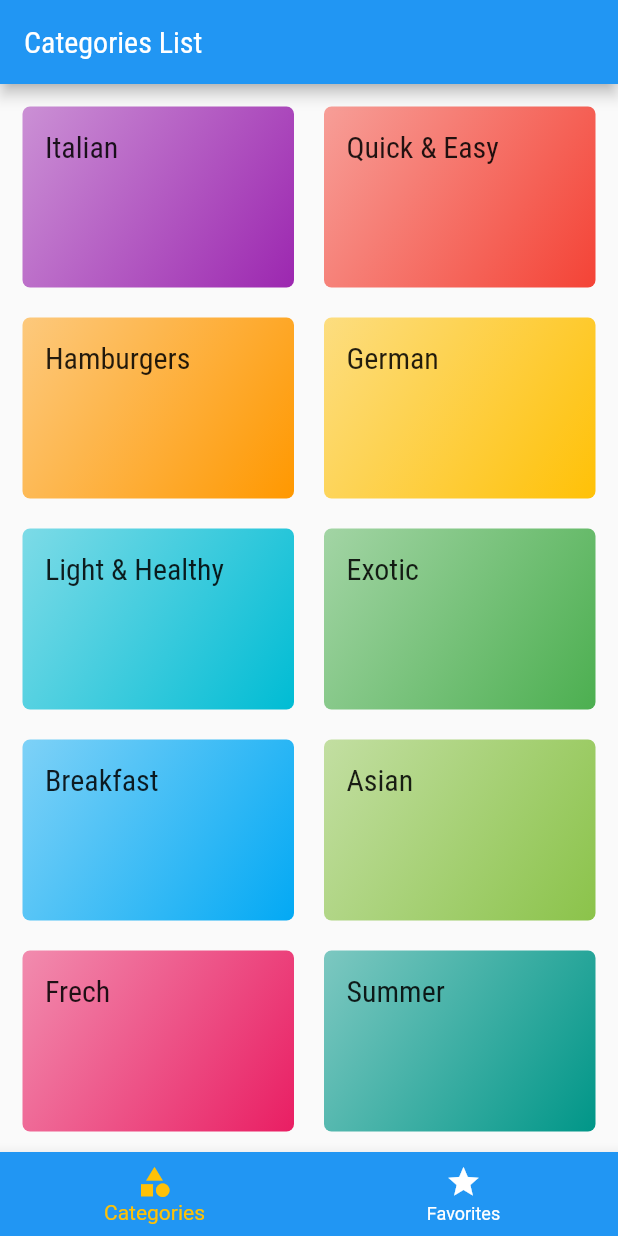
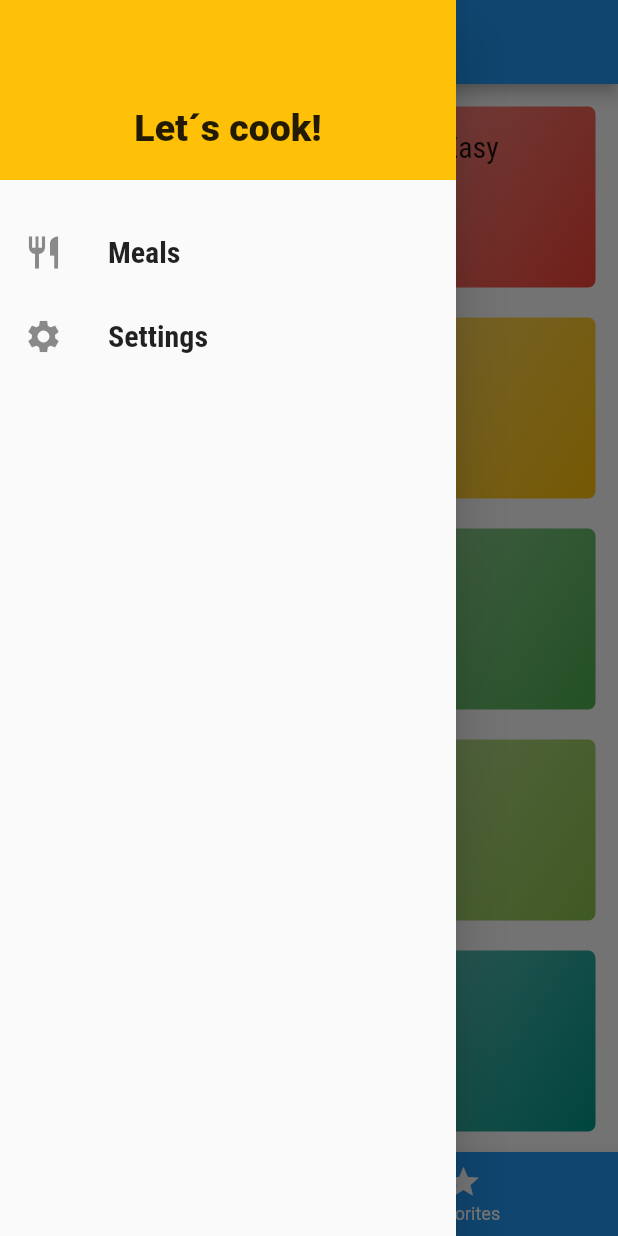
Before and after one commit to Carlxiso/Meals, a Flutter app: the screen it shows after launch, with the side drawer open (before the commit the screen has no drawer), on a phone screen of 412 x 824 dp. Run offline on Flutter 3.47's test engine with Material 2 defaults, Android fonts, the phone set to English and light mode, and no system bars.

Commit message:
Drawer Section

```diff
--- /dev/null
+++ b/meals/lib/components/main_drawer.dart
@@ -0,0 +1,51 @@
+import 'package:flutter/material.dart';
+
+class MainDrawer extends StatelessWidget {
+  const MainDrawer({Key? key}) : super(key: key);
+
+  Widget _createItem(IconData icon, String label) {
+    return ListTile(
+      leading: Icon(
+        icon,
+        size: 26,
+      ),
+      title: Text(
+        label,
+        style: const TextStyle(
+          fontFamily: 'RobotoCondensed',
+          fontSize: 20,
+          fontWeight: FontWeight.bold,
+        ),
+      ),
+      onTap: () {},
+    );
+  }
+
+  @override
+  Widget build(BuildContext context) {
+    return Drawer(
+      child: Column(
+        children: <Widget>[
+          Container(
+            height: 120,
+            width: double.infinity,
+            padding: const EdgeInsets.all(20),
+            color: Theme.of(context).accentColor,
+            alignment: Alignment.bottomCenter,
+            child: const Text(
+              'Let´s cook!',
+              style: TextStyle(
+                fontWeight: FontWeight.w900,
+                fontSize: 25,
+                // color: Theme.of(context).primaryColor,
+              ),
+            ),
+          ),
+          const SizedBox(height: 20),
+          _createItem(Icons.restaurant, 'Meals'),
+          _createItem(Icons.settings, 'Settings'),
+        ],
+      ),
+    );
+  }
+}
--- a/meals/lib/screens/tabs_screen.dart
+++ b/meals/lib/screens/tabs_screen.dart
@@ -3,6 +3,7 @@ import 'package:meals/screens/categories_screens.dart';
 
 import 'categories_screens.dart';
 import 'favorite_screen.dart';
+import '../components/main_drawer.dart';
 
 class TabsScreen extends StatefulWidget {
   const TabsScreen({Key? key}) : super(key: key);
@@ -36,6 +37,7 @@ class _TabsScreenState extends State<TabsScreen> {
       appBar: AppBar(
         title: Text(_titles[_selectedScreenIndex]),
       ),
+      drawer: MainDrawer(),
       body: _screens[_selectedScreenIndex],
       bottomNavigationBar: BottomNavigationBar(
         onTap: _selectScreen,
```
